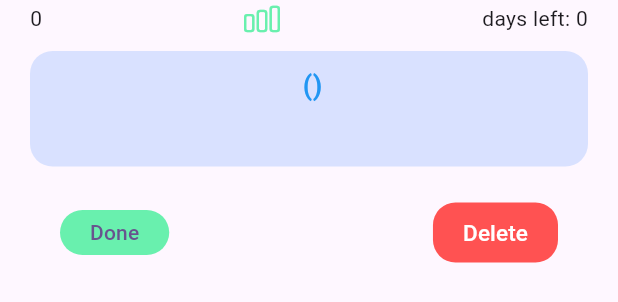
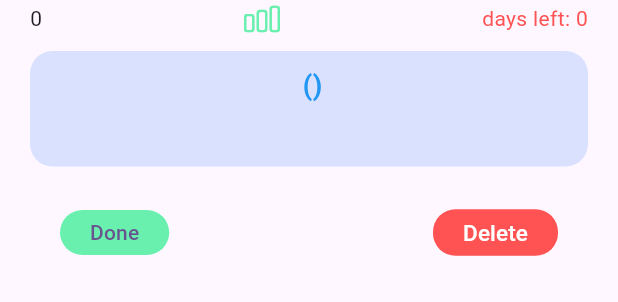
Before and after one commit to johny12345678/goonline, a Flutter app: what eachTaskWidget() shows on an empty page, opened directly with empty values, on a phone screen of 412 x 824 dp. Shown: the top 302 px of the screen. Run offline on Flutter 3.47's test engine with Material 3 defaults, Android fonts, the light colour scheme and no system bars; our stand-ins replace animated_splash_screen, lottie, page_transition, persistent_bottom_nav_bar, sqflite; accounts and stored records are empty; Roboto replaces fonts that are missing (Poppins).

```diff
--- a/lib/pages/dashboard_screens/planned_screen.dart
+++ b/lib/pages/dashboard_screens/planned_screen.dart
@@ -25,7 +25,7 @@ class PlannedScreen extends StatelessWidget {
          DateTime(2025, 1, 23),
          "Robie wlasnie aplikacje",
          Prio.high),
-            eachTaskWidget(
+          eachTaskWidget(
           context,
          2,
          "aplikcja nie gotowa",
--- a/lib/themes/paddings.dart
+++ b/lib/themes/paddings.dart
@@ -15,6 +15,7 @@ class Paddings {
 
   static const horizontal20vertical5 =  EdgeInsets.symmetric(horizontal: 20, vertical: 5);
   static const horizontal40vertical20 =  EdgeInsets.symmetric(horizontal: 40, vertical: 20);
+  static const horizontal30vertical10 =  EdgeInsets.symmetric(horizontal: 30, vertical: 10);
 
 
   static const top10 = EdgeInsets.only(top: 10);
--- a/lib/widgets/each_task_todo.dart
+++ b/lib/widgets/each_task_todo.dart
@@ -17,9 +17,11 @@ Widget eachTaskWidget(BuildContext context, int id, String taskName, String owne
               mainAxisAlignment: MainAxisAlignment.spaceBetween,
               children: [
               Text('${id}'),
-              Icon(color: priorityLevel(prio),
+              Icon(color: priorityLevelColor(prio),
                   CupertinoIcons.chart_bar),
-              Text('days left: ${mathDaysLeft(deadline)}'),
+              Text(
+                style: TextStyle(color: daysLeftColor(mathDaysLeft(deadline))),
+                'days left: ${mathDaysLeft(deadline)}'),
             ],
             ),
           ),
@@ -85,9 +87,8 @@ const SizedBox(height: 30,),
 
     }
 
-        String nameAndOwner(String taskName, String owner) {
-
-      return '$taskName ($owner)';
+    String nameAndOwner(String taskName, String owner) {
+    return '$taskName ($owner)';
     }
 
     String mathDaysLeft(DateTime deadline) {
@@ -102,9 +103,19 @@ const SizedBox(height: 30,),
         return daysLeft.toString();
     }
 
+    //return color of dayltleft depends of task deadline
+    Color daysLeftColor(String days) {
+     int value = int.parse(days);
+     if (value < 150){
+      return AppColors.red;
+     }
+     return AppColors.green;
+
+    }
 
 
-    Color priorityLevel(Prio prio) {
+    //return color of priorityicon depends of priority chosen
+    Color priorityLevelColor(Prio prio) {
       switch(prio) {
         case Prio.low :
         return AppColors.green;
@@ -112,5 +123,7 @@ const SizedBox(height: 30,),
         return AppColors.orange;
         case Prio.high :
         return AppColors.red;
+        default : Prio.low;
+        return AppColors.green;
       }
     }
```
Also changed, not shown: lib/pages/add_task_screen.dart (+8 -1 lines), lib/themes/button_styles/button_styles.dart (+2 -11 lines).
